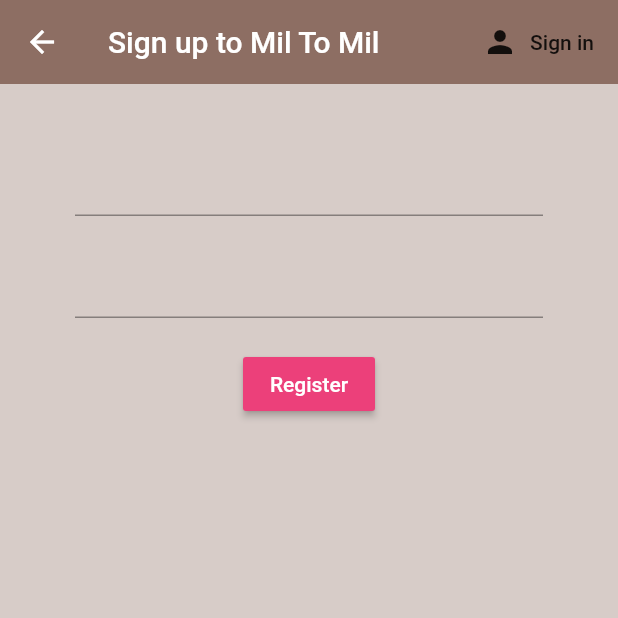
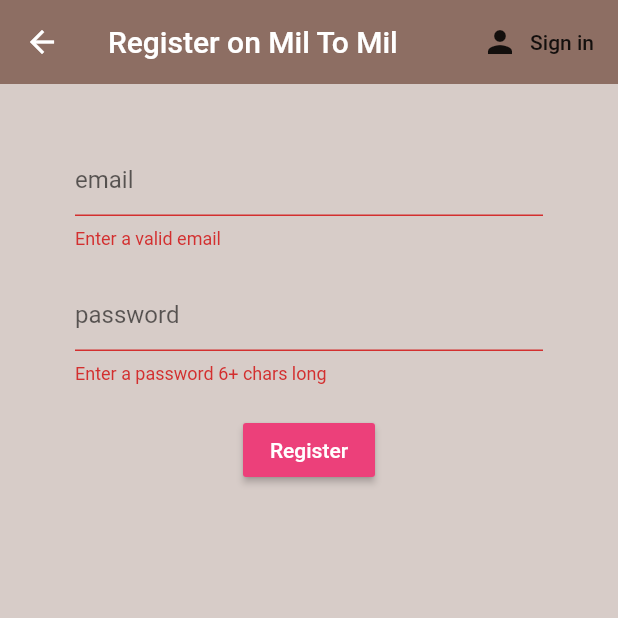
Before and after one commit to bsneider/flutter-apartments, a Flutter app: the Register screen opened directly, after a tap on "Register", on a phone screen of 412 x 824 dp, the top half of it. Run offline on Flutter 3.47's test engine with Material 2 defaults, Android fonts, the phone set to English and light mode, and no system bars; our stand-ins replace auto_size_text, email_validator, firebase_auth; missing offline and left inert: speech_bubble; accounts and stored records are empty.

Commit message:
add email validator and decorators to the input boxes

```diff
--- a/flutter_apartments/lib/screens/authenticate/register.dart
+++ b/flutter_apartments/lib/screens/authenticate/register.dart
@@ -1,5 +1,6 @@
 import 'package:flutter/material.dart';
 import 'package:flutter_apartments/services/auth.dart';
+import 'package:email_validator/email_validator.dart';
 
 class Register extends StatefulWidget {
   final Function toggleView;
@@ -10,10 +11,11 @@
 
 class _RegisterState extends State<Register> {
   final AuthService _auth = AuthService();
-
+  final _formKey = GlobalKey<FormState>();
   // text field state
   String email = '';
   String password = '';
+  String error = '';
   @override
   Widget build(BuildContext context) {
     return Scaffold(
@@ -21,7 +23,7 @@
       appBar: AppBar(
         backgroundColor: Colors.brown[400],
         elevation: 0.0,
-        title: Text('Sign up to Mil To Mil'),
+        title: Text('Register on Mil To Mil'),
         actions: <Widget>[
           FlatButton.icon(
               onPressed: () {
@@ -34,14 +36,25 @@
       body: Container(
         padding: EdgeInsets.symmetric(vertical: 20.0, horizontal: 50.0),
         child: Form(
+            key: _formKey,
             child: Column(
               children: <Widget>[
                 SizedBox(height: 20.0),
-            TextFormField(onChanged: (val) {
+                TextFormField(
+                    keyboardType: TextInputType.emailAddress,
+                    decoration: const InputDecoration(hintText: 'email'),
+                    validator: (val) => EmailValidator.validate(val)
+                        ? null
+                        : 'Enter a valid email',
+                    onChanged: (val) {
                       setState(() => email = val);
                     }),
                 SizedBox(height: 20.0),
                 TextFormField(
+                    decoration: const InputDecoration(hintText: 'password'),
+                    validator: (val) => val.length < 6
+                        ? 'Enter a password 6+ chars long'
+                        : null,
                     obscureText: true,
                     onChanged: (val) {
                       setState(() => password = val);
@@ -49,11 +62,24 @@
                 SizedBox(height: 20.0),
                 RaisedButton(
                     onPressed: () async {
+                      if (_formKey.currentState.validate()) {
+                        dynamic result = await _auth
+                            .registerWithEmailAndPassword(email, password);
+                        if (result == null) {
+                          setState(() => error = 'please supply a valid email');
+                        }
                         print(email);
                         print(password);
+                      }
                     },
                     color: Colors.pink[400],
-                child: Text('Register', style: TextStyle(color: Colors.white)))
+                    child: Text('Register',
+                        style: TextStyle(color: Colors.white))),
+                SizedBox(height: 12.0),
+                Text(
+                  error,
+                  style: TextStyle(color: Colors.red, fontSize: 14.0),
+                )
               ],
             )),
       ),
--- a/flutter_apartments/lib/screens/authenticate/sign_in.dart
+++ b/flutter_apartments/lib/screens/authenticate/sign_in.dart
@@ -1,5 +1,6 @@
 import 'package:flutter/material.dart';
 import 'package:flutter_apartments/services/auth.dart';
+import 'package:email_validator/email_validator.dart';
 
 class SignIn extends StatefulWidget {
   final Function toggleView;
@@ -10,9 +11,11 @@
 
 class _SignInState extends State<SignIn> {
   final AuthService _auth = AuthService();
+  final _formKey = GlobalKey<FormState>();
   // text field state
   String email = '';
   String password = '';
+  String error = '';
   @override
   Widget build(BuildContext context) {
     return Scaffold(
@@ -33,14 +36,25 @@
       body: Container(
         padding: EdgeInsets.symmetric(vertical: 20.0, horizontal: 50.0),
         child: Form(
+            key: _formKey,
             child: Column(
               children: <Widget>[
                 SizedBox(height: 20.0),
-            TextFormField(onChanged: (val) {
+                TextFormField(
+                    keyboardType: TextInputType.emailAddress,
+                    decoration: const InputDecoration(hintText: 'email'),
+                    validator: (val) => EmailValidator.validate(val)
+                        ? null
+                        : 'Enter a valid email',
+                    onChanged: (val) {
                       setState(() => email = val);
                     }),
                 SizedBox(height: 20.0),
                 TextFormField(
+                    decoration: const InputDecoration(hintText: 'password'),
+                    validator: (val) => val.length < 6
+                        ? 'Enter a password 6+ chars long'
+                        : null,
                     obscureText: true,
                     onChanged: (val) {
                       setState(() => password = val);
@@ -48,11 +62,19 @@
                 SizedBox(height: 20.0),
                 RaisedButton(
                     onPressed: () async {
+                      if (_formKey.currentState.validate()) {
+                        dynamic result = await _auth.signInWithEmailAndPassword(
+                            email, password);
+                        if (result == null) {
+                          setState(() => error = 'please supply a valid email');
+                        }
                         print(email);
                         print(password);
+                      }
                     },
                     color: Colors.pink[400],
-                child: Text('Sign in', style: TextStyle(color: Colors.white)))
+                    child:
+                        Text('Register', style: TextStyle(color: Colors.white)))
               ],
             )),
       ),
--- a/flutter_apartments/lib/screens/welcome_screen.dart
+++ b/flutter_apartments/lib/screens/welcome_screen.dart
@@ -2,7 +2,6 @@
 import 'package:speech_bubble/speech_bubble.dart';
 import 'package:auto_size_text/auto_size_text.dart';
 import '../ui_widgets/size_config.dart';
-import 'package:align_positioned/align_positioned.dart';
 import 'dart:math';
 
 class ValuePropImage extends StatelessWidget {
--- a/flutter_apartments/pubspec.yaml
+++ b/flutter_apartments/pubspec.yaml
@@ -23,6 +23,7 @@
   align_positioned: ^1.2.5
   firebase_auth: ^0.16.0
   cloud_firestore: ^0.13.5
+  email_validator: ^1.0.4
 
 
   # The following adds the Cupertino Icons font to your application.
```
Also changed, not shown: flutter_apartments/lib/services/auth.dart (+23 -0 lines), flutter_apartments/pubspec.lock. Lines whose indentation alone changed are shown as unchanged.
